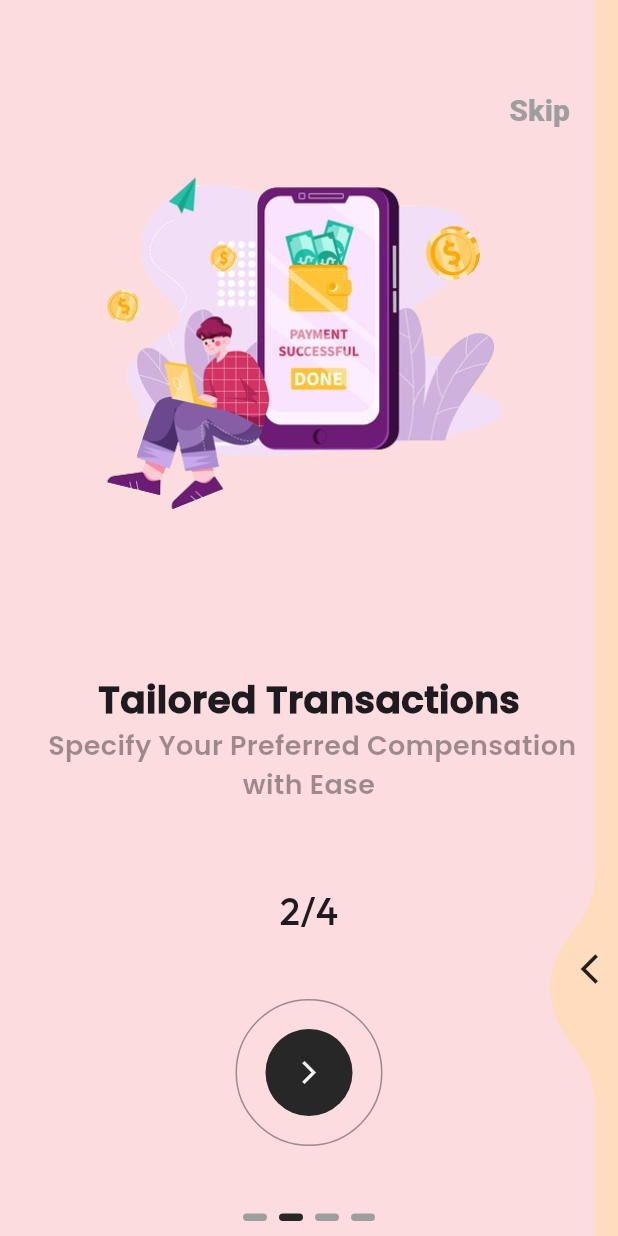
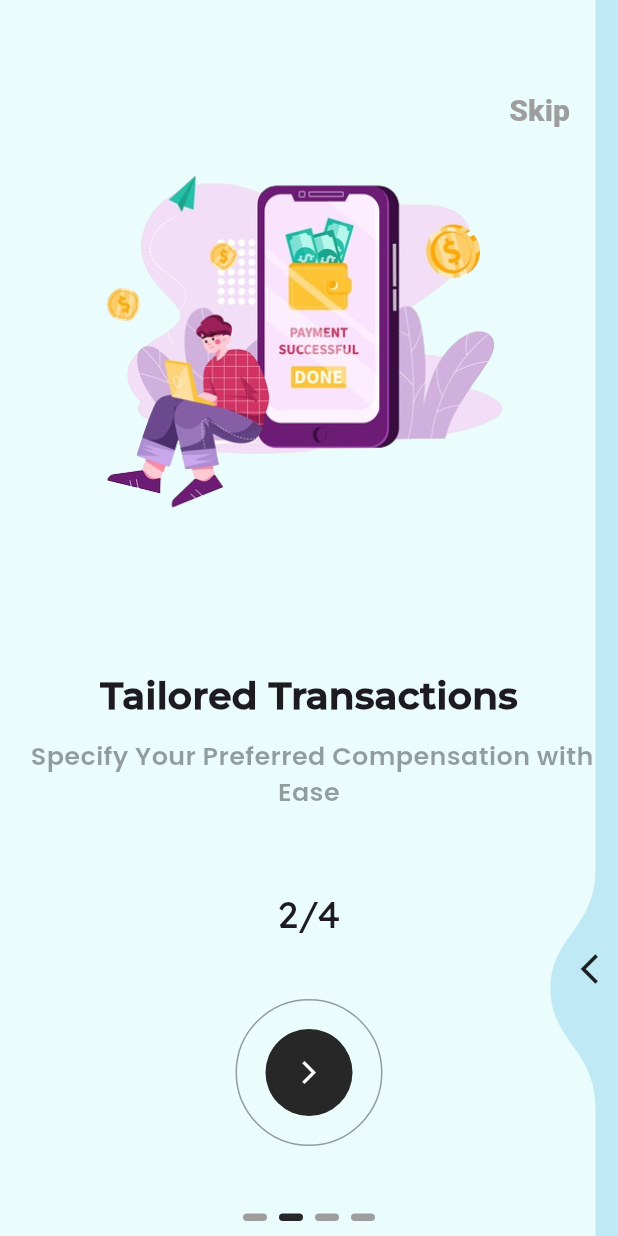
Before and after one commit to bahaaeshnena/servy_app2, a Flutter app: the screen it shows after launch, after a tap on the "arrow forward ios" icon, on a phone screen of 412 x 824 dp. Run offline on Flutter 3.47's test engine with Material 3 defaults, Android fonts, the phone set to English and light mode, and no system bars; drawn by our look-alikes of liquid_swipe, smooth_page_indicator; our stand-ins replace get; project files that could hold a hidden picture were left out.

Commit message:
change Color and fonts SplashScreen&onBoardingScreen

```diff
--- a/lib/src/constants/colors.dart
+++ b/lib/src/constants/colors.dart
@@ -1,14 +1,21 @@
 import 'package:flutter/material.dart';
 
 //theme color applications
-const KPrimaryColorGreen = Color(0xff2AAAB1);
+const kPrimaryColorGreen = Color(0xff2AAAB1);
 
 //--On-boarding Colors
 
 const tOnBoardingPag1eColor = Colors.white;
-const tOnBoardingPag2eColor = Color(0xfffddcdf);
-const tOnBoardingPag3eColor = Color(0xffffdcbd);
-const tOnBoardingPag4eColor = Color(0xff98ABEE);
-// const tOnBoardingPag2eColor = Color(0xffCFF5E7);
-// const tOnBoardingPag3eColor = Color(0xffA0E4CB);
-// const tOnBoardingPag4eColor = Color(0xff59C1BD);
+// const tOnBoardingPag2eColor = Color(0xfffddcdf);
+// const tOnBoardingPag3eColor = Color(0xffffdcbd);
+// const tOnBoardingPag4eColor = Color(0xffFFFDCB);
+
+//greeen
+const tOnBoardingPag2eColor = Color(0xffEAFDFC);
+const tOnBoardingPag3eColor = Color(0xffBFEAF5);
+const tOnBoardingPag4eColor = Color(0xff91D8E4);
+
+//blue
+// const tOnBoardingPag2eColor = Color(0xffC0FEFC);
+// const tOnBoardingPag3eColor = Color(0xff3EDBF0);
+// const tOnBoardingPag4eColor = Color(0xff77ACF1);
--- a/lib/src/features/authentication/screens/on_boarding/on_boarding_page_widget.dart
+++ b/lib/src/features/authentication/screens/on_boarding/on_boarding_page_widget.dart
@@ -27,8 +27,11 @@ class OnBoardingPageWidget extends StatelessWidget {
                 style: const TextStyle(
                   fontSize: 25,
                   fontWeight: FontWeight.w900,
-                  fontFamily: 'Poppins',
+                  fontFamily: 'Montserrat-SemiBold',
                 ),
+              ),
+              SizedBox(
+                height: 10,
               ),
               Text(
                 model.subTitle,
@@ -36,14 +39,15 @@ class OnBoardingPageWidget extends StatelessWidget {
                 style: const TextStyle(
                   fontFamily: 'Poppins',
                   color: Colors.black38,
-                  fontSize: 18,
+                  fontSize: 17,
                 ),
               ),
             ],
           ),
           Text(
             model.counterText,
-            style: const TextStyle(fontFamily: 'Outfit', fontSize: 25),
+            style:
+                const TextStyle(fontFamily: 'ReadexPro-Regular', fontSize: 25),
           ),
           const SizedBox(
             height: 80,
--- a/lib/src/features/authentication/screens/on_boarding/on_boarding_screen.dart
+++ b/lib/src/features/authentication/screens/on_boarding/on_boarding_screen.dart
@@ -1,12 +1,7 @@
 import 'package:flutter/material.dart';
 import 'package:get/get_state_manager/get_state_manager.dart';
 import 'package:liquid_swipe/liquid_swipe.dart';
-import 'package:servy_app2/src/constants/colors.dart';
-import 'package:servy_app2/src/constants/image_string.dart';
-import 'package:servy_app2/src/constants/text.dart';
 import 'package:servy_app2/src/features/authentication/controllers/on_boarding_controller.dart';
-import 'package:servy_app2/src/features/authentication/models/model_on_boarding.dart';
-import 'package:servy_app2/src/features/authentication/screens/on_boarding/on_boarding_page_widget.dart';
 import 'package:smooth_page_indicator/smooth_page_indicator.dart';
 
 class OnBoardingScreen extends StatelessWidget {
--- a/lib/src/features/authentication/screens/splash_screens.dart
+++ b/lib/src/features/authentication/screens/splash_screens.dart
@@ -27,7 +27,7 @@ class SplshScreen extends StatelessWidget {
                       topLeft: Radius.circular(61),
                       topRight: Radius.circular(63),
                     ),
-                    color: KPrimaryColorGreen,
+                    color: kPrimaryColorGreen,
                   ),
                   width: 120,
                   height: 120,
@@ -47,23 +47,23 @@ class SplshScreen extends StatelessWidget {
                     Text(
                       "Discover a new world\n",
                       style: TextStyle(
-                          fontSize: 22,
+                          fontSize: 26,
                           fontWeight: FontWeight.w900,
-                          fontFamily: 'Simonetta\n'),
+                          fontFamily: 'Montserrat-SemiBold\n'),
                     ),
                     Text(
                       "possibilities and innovation!\n",
                       style: TextStyle(
                           fontSize: 22,
                           fontWeight: FontWeight.w900,
-                          fontFamily: 'Simonetta'),
+                          fontFamily: 'Arvo-Regular'),
                     ),
                     Text(
                       "Join the app for a unique experience",
                       style: TextStyle(
                           fontSize: 20,
                           fontWeight: FontWeight.w900,
-                          fontFamily: 'Simonetta'),
+                          fontFamily: 'Arvo-Regular'),
                     ),
                   ],
                 ),
@@ -92,7 +92,7 @@ class SplshScreen extends StatelessWidget {
               right: 44,
               child: Container(
                 decoration: BoxDecoration(
-                    color: KPrimaryColorGreen,
+                    color: kPrimaryColorGreen,
                     borderRadius: BorderRadius.circular(33)),
                 width: 30,
                 height: 30,
```
Also changed, not shown: pubspec.yaml (+23 -0 lines), assets/fonts/Arvo_font/Arvo-Regular.ttf (added), assets/fonts/Montserrat_font/Montserrat-ExtraLight.ttf (added), assets/fonts/Montserrat_font/Montserrat-Regular.ttf (added), assets/fonts/Montserrat_font/Montserrat-SemiBold.ttf (added), assets/fonts/Readex_Pro_font/ReadexPro-Regular.ttf (added).
